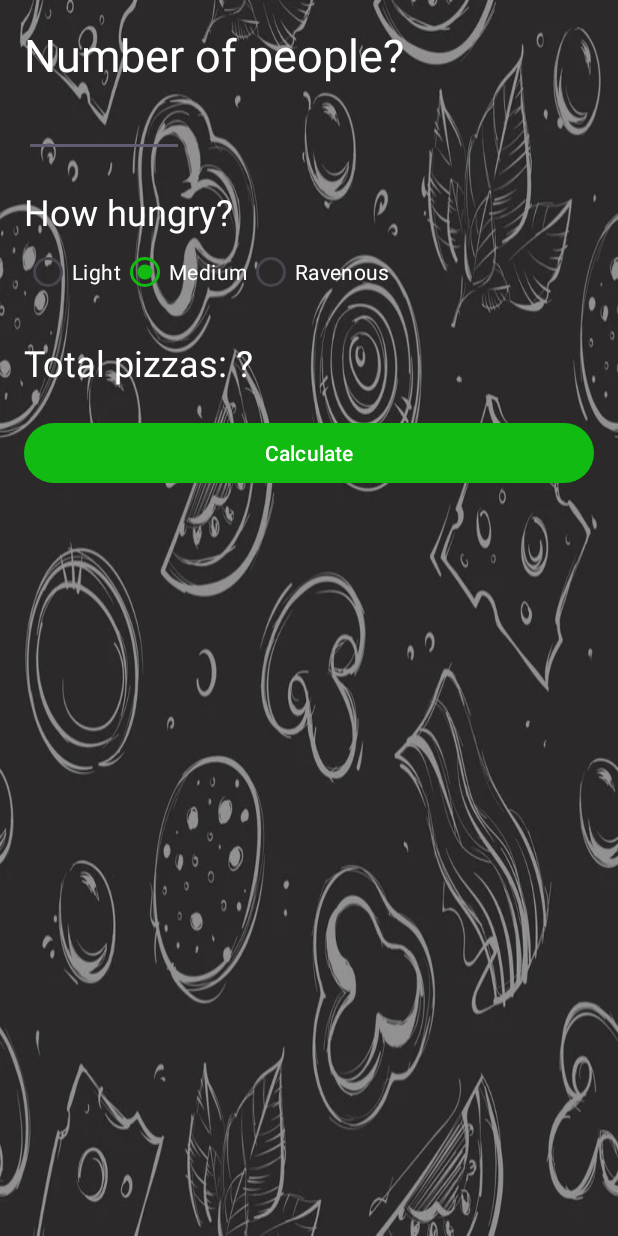
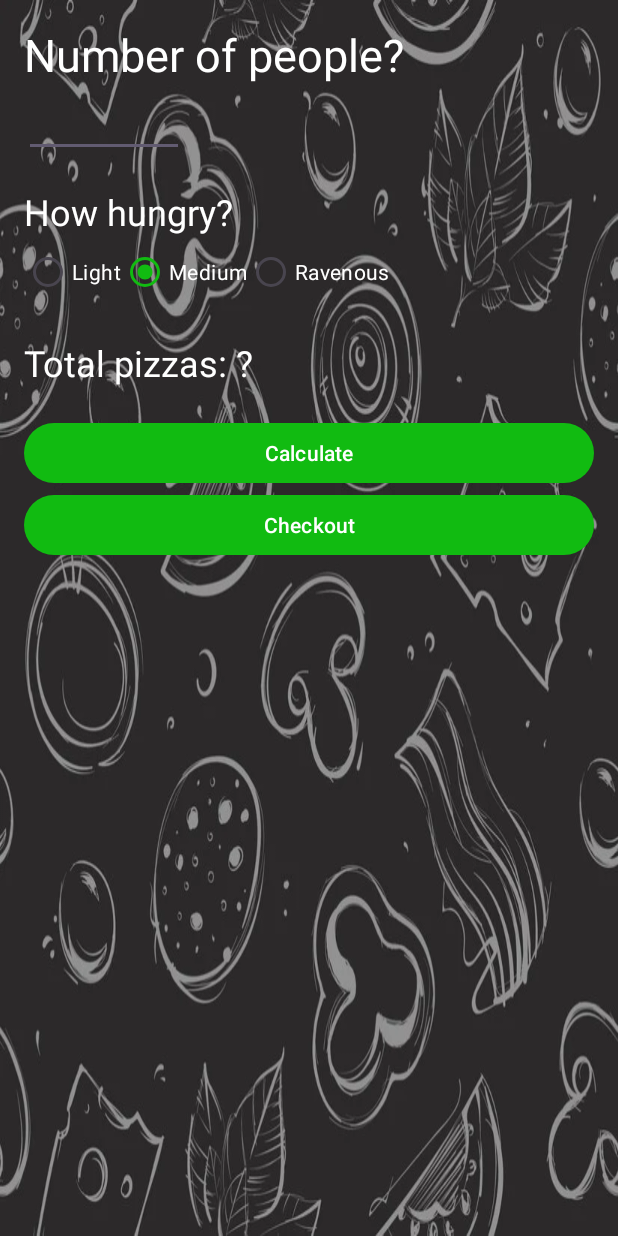
Before and after one commit to whettam/PizzaParty, an Android app: the screen it shows after launch (MainActivity), on a phone screen of 412 x 824 dp. Run offline under Robolectric (Android 15) with nearby library versions, the phone set to English and light mode, and no system bars.

Commit message:
Added button and setting up for screen change

```diff
--- a/app/src/main/res/layout/activity_main.xml
+++ b/app/src/main/res/layout/activity_main.xml
@@ -82,4 +82,10 @@
         android:layout_height="wrap_content"
         android:layout_marginTop="20dp"
         android:onClick="calculateClick" />
+
+    <Button
+        android:id="@+id/button"
+        android:layout_width="match_parent"
+        android:layout_height="wrap_content"
+        android:text="@string/checkout_page" />
 </LinearLayout>
--- a/app/src/main/res/values-night/themes.xml
+++ b/app/src/main/res/values-night/themes.xml
@@ -2,6 +2,6 @@
     <!-- Base application theme. -->
     <style name="Base.Theme.PizzaParty" parent="Theme.Material3.DayNight.NoActionBar">
         <!-- Customize your dark theme here. -->
-        <!-- <item name="colorPrimary">@color/my_dark_primary</item> -->
+        <item name="colorPrimary">@color/dark_green</item>
     </style>
 </resources>
--- /dev/null
+++ b/app/src/main/res/values/Pizza_Sizes.xml
@@ -0,0 +1,6 @@
+<?xml version="1.0" encoding="utf-8"?>
+<resources>
+    <item name="Small" type="string">Small</item>
+    <item name="Medium" type="string">Medium</item>
+    <item name="Large" type="string">Large</item>
+</resources>
--- a/app/src/main/res/values/colors.xml
+++ b/app/src/main/res/values/colors.xml
@@ -3,4 +3,5 @@
     <color name="black">#FF000000</color>
     <color name="white">#FFFFFFFF</color>
     <color name="my_green">#11BB11</color>
+    <color name="dark_green">#22AA22</color>
 </resources>
--- a/app/src/main/res/values/strings.xml
+++ b/app/src/main/res/values/strings.xml
@@ -7,4 +7,5 @@
     <string name="ravenous">Ravenous</string>
     <string name="total_pizzas">Total pizzas: ?</string>
     <string name="calculate">Calculate</string>
+    <string name="checkout_page">Checkout</string>
 </resources>
```
Also changed, not shown: app/src/main/res/layout/second_screen.xml (added, +22 -0 lines).
